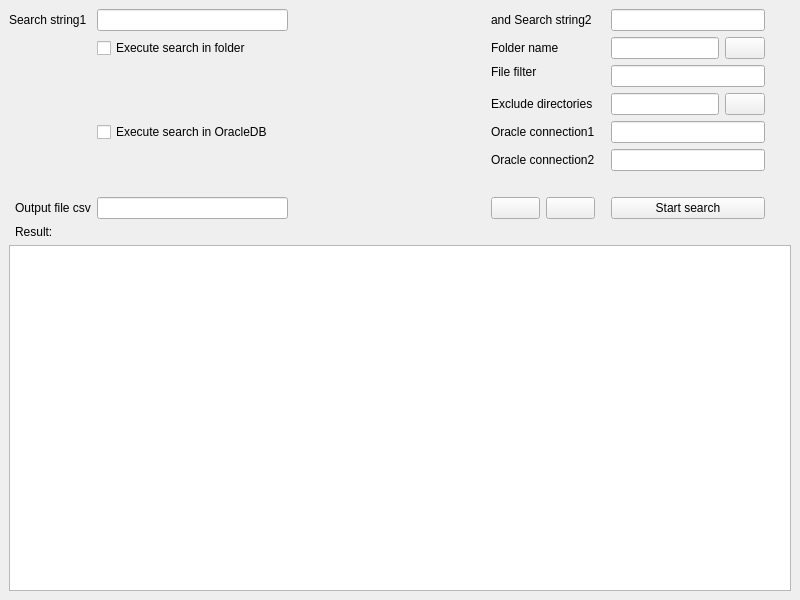
This is source/qtdesigner/ricerca_stringhe_ui.ui in MValaguz/MGrep as Qt 5 draws it before an edit. The edited form follows.
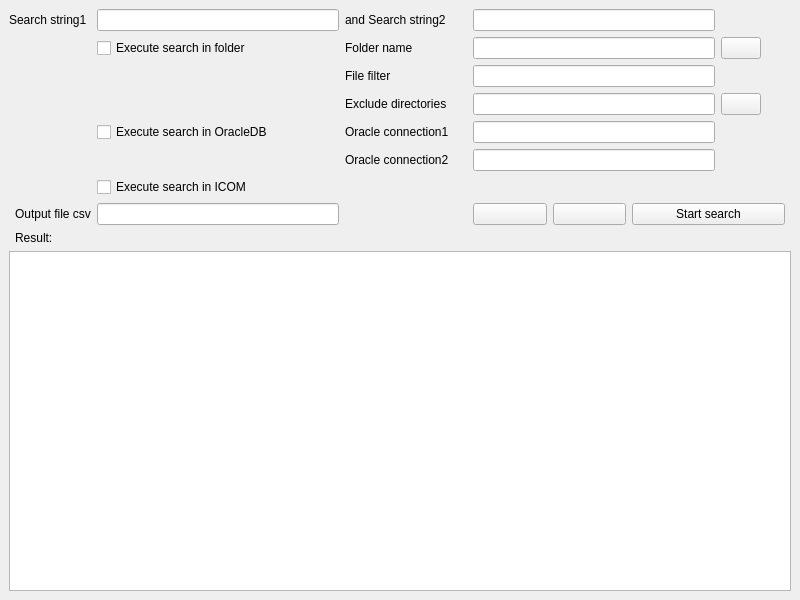
This is the edited form. Icons and pictures are not drawn.

```diff
--- a/source/qtdesigner/ricerca_stringhe_ui.ui
+++ b/source/qtdesigner/ricerca_stringhe_ui.ui
@@ -25,19 +25,50 @@
     </sizepolicy>
    </property>
    <layout class="QGridLayout" name="gridLayout">
-    <item row="5" column="7" colspan="3">
-     <widget class="QLineEdit" name="e_dboracle1"/>
+    <item row="0" column="7">
+     <widget class="QLineEdit" name="e_stringa2"/>
     </item>
-    <item row="6" column="7" colspan="3">
-     <widget class="QLineEdit" name="e_dboracle2"/>
+    <item row="2" column="3">
+     <widget class="QLabel" name="l_filter">
+      <property name="text">
+       <string>File filter</string>
+      </property>
+      <property name="buddy">
+       <cstring>e_filter</cstring>
+      </property>
+     </widget>
     </item>
-    <item row="1" column="7" colspan="2">
+    <item row="1" column="7">
      <widget class="QLineEdit" name="e_pathname"/>
     </item>
-    <item row="2" column="7" rowspan="2" colspan="3">
+    <item row="1" column="8">
+     <widget class="QPushButton" name="b_pathname">
+      <property name="text">
+       <string/>
+      </property>
+      <property name="icon">
+       <iconset resource="resource.qrc">
+        <normaloff>:/icons/icons/folder.gif</normaloff>:/icons/icons/folder.gif</iconset>
+      </property>
+     </widget>
+    </item>
+    <item row="1" column="3">
+     <widget class="QLabel" name="l_pathname">
+      <property name="text">
+       <string>Folder name</string>
+      </property>
+      <property name="buddy">
+       <cstring>e_pathname</cstring>
+      </property>
+     </widget>
+    </item>
+    <item row="2" column="7">
      <widget class="QLineEdit" name="e_filter"/>
     </item>
-    <item row="4" column="4" colspan="3">
+    <item row="4" column="7">
+     <widget class="QLineEdit" name="e_excludepath"/>
+    </item>
+    <item row="4" column="3">
      <widget class="QLabel" name="l_excludepath">
       <property name="text">
        <string>Exclude directories</string>
@@ -47,42 +78,7 @@
       </property>
      </widget>
     </item>
-    <item row="12" column="0" colspan="11">
-     <widget class="QListView" name="o_lst1">
-      <property name="editTriggers">
-       <set>QAbstractItemView::NoEditTriggers</set>
-      </property>
-     </widget>
-    </item>
-    <item row="1" column="9">
-     <widget class="QPushButton" name="b_pathname">
-      <property name="text">
-       <string/>
-      </property>
-      <property name="icon">
-       <iconset resource="resource.qrc">
-        <normaloff>:/icons/icons/folder.gif</normaloff>:/icons/icons/folder.gif</iconset>
-      </property>
-     </widget>
-    </item>
-    <item row="5" column="4" colspan="2">
-     <widget class="QLabel" name="l_dboracle1">
-      <property name="text">
-       <string>Oracle connection1</string>
-      </property>
-      <property name="buddy">
-       <cstring>e_dboracle1</cstring>
-      </property>
-     </widget>
-    </item>
-    <item row="1" column="2">
-     <widget class="QCheckBox" name="c_flsearch">
-      <property name="text">
-       <string>Execute search in folder</string>
-      </property>
-     </widget>
-    </item>
-    <item row="6" column="4" colspan="2">
+    <item row="6" column="3">
      <widget class="QLabel" name="l_dboracle2">
       <property name="text">
        <string>Oracle connection2</string>
@@ -92,87 +88,31 @@
       </property>
      </widget>
     </item>
-    <item row="7" column="3">
-     <spacer name="horizontalSpacer">
-      <property name="orientation">
-       <enum>Qt::Horizontal</enum>
-      </property>
-      <property name="sizeHint" stdset="0">
-       <size>
-        <width>40</width>
-        <height>20</height>
-       </size>
-      </property>
-     </spacer>
-    </item>
-    <item row="4" column="7" colspan="2">
-     <widget class="QLineEdit" name="e_excludepath"/>
-    </item>
-    <item row="10" column="4">
-     <widget class="QPushButton" name="b_save_pref">
-      <property name="toolTip">
-       <string>&lt;html&gt;&lt;head/&gt;&lt;body&gt;&lt;p&gt;Save the search data in order to be retrieved at the next start of SmiGrep&lt;/p&gt;&lt;/body&gt;&lt;/html&gt;</string>
-      </property>
+    <item row="5" column="3">
+     <widget class="QLabel" name="l_dboracle1">
       <property name="text">
-       <string/>
+       <string>Oracle connection1</string>
       </property>
-      <property name="icon">
-       <iconset resource="resource.qrc">
-        <normaloff>:/icons/icons/disk.gif</normaloff>:/icons/icons/disk.gif</iconset>
+      <property name="buddy">
+       <cstring>e_dboracle1</cstring>
       </property>
      </widget>
     </item>
-    <item row="10" column="5">
-     <widget class="QPushButton" name="b_add_line">
-      <property name="toolTip">
-       <string>&lt;html&gt;&lt;head/&gt;&lt;body&gt;&lt;p&gt;Add the selected line to 'My favorites files&lt;/p&gt;&lt;/body&gt;&lt;/html&gt;</string>
-      </property>
+    <item row="4" column="8">
+     <widget class="QPushButton" name="b_excludepath">
       <property name="text">
        <string/>
       </property>
       <property name="icon">
        <iconset resource="resource.qrc">
-        <normaloff>:/icons/icons/add.gif</normaloff>:/icons/icons/add.gif</iconset>
+        <normaloff>:/icons/icons/folder.gif</normaloff>:/icons/icons/folder.gif</iconset>
       </property>
      </widget>
     </item>
-    <item row="1" column="10">
-     <spacer name="horizontalSpacer_3">
-      <property name="orientation">
-       <enum>Qt::Horizontal</enum>
-      </property>
-      <property name="sizeType">
-       <enum>QSizePolicy::Fixed</enum>
-      </property>
-      <property name="sizeHint" stdset="0">
-       <size>
-        <width>20</width>
-        <height>20</height>
-       </size>
-      </property>
-     </spacer>
+    <item row="5" column="7">
+     <widget class="QLineEdit" name="e_dboracle1"/>
     </item>
-    <item row="10" column="7" colspan="3">
-     <widget class="QPushButton" name="b_search">
-      <property name="toolTip">
-       <string/>
-      </property>
-      <property name="statusTip">
-       <string/>
-      </property>
-      <property name="whatsThis">
-       <string/>
-      </property>
-      <property name="text">
-       <string>Start search</string>
-      </property>
-      <property name="icon">
-       <iconset resource="resource.qrc">
-        <normaloff>:/icons/icons/go.gif</normaloff>:/icons/icons/go.gif</iconset>
-      </property>
-     </widget>
-    </item>
-    <item row="0" column="4" colspan="3">
+    <item row="0" column="3">
      <widget class="QLabel" name="l_stringa2">
       <property name="text">
        <string>and Search string2</string>
@@ -182,37 +122,20 @@
       </property>
      </widget>
     </item>
-    <item row="2" column="4">
-     <widget class="QLabel" name="l_filter">
-      <property name="text">
-       <string>File filter</string>
-      </property>
-      <property name="buddy">
-       <cstring>e_filter</cstring>
-      </property>
-     </widget>
+    <item row="0" column="2">
+     <widget class="QLineEdit" name="e_stringa1"/>
     </item>
-    <item row="5" column="2">
-     <widget class="QCheckBox" name="c_dbsearch">
-      <property name="text">
-       <string>Execute search in OracleDB</string>
+    <item row="9" column="2">
+     <widget class="QCheckBox" name="c_icomsearch">
+      <property name="toolTip">
+       <string>&lt;html&gt;&lt;head/&gt;&lt;body&gt;&lt;p&gt;Execute search in ICOM sources&lt;/p&gt;&lt;/body&gt;&lt;/html&gt;</string>
       </property>
-     </widget>
-    </item>
-    <item row="10" column="2">
-     <widget class="QLineEdit" name="e_outputfile"/>
-    </item>
-    <item row="1" column="4" colspan="2">
-     <widget class="QLabel" name="l_pathname">
       <property name="text">
-       <string>Folder name</string>
+       <string>Execute search in ICOM</string>
       </property>
-      <property name="buddy">
-       <cstring>e_pathname</cstring>
-      </property>
      </widget>
     </item>
-    <item row="10" column="1">
+    <item row="12" column="1">
      <widget class="QLabel" name="l_outputfile">
       <property name="text">
        <string>Output file csv</string>
@@ -232,30 +155,99 @@
       </property>
      </widget>
     </item>
-    <item row="0" column="2">
-     <widget class="QLineEdit" name="e_stringa1"/>
+    <item row="6" column="7">
+     <widget class="QLineEdit" name="e_dboracle2"/>
     </item>
-    <item row="4" column="9">
-     <widget class="QPushButton" name="b_excludepath">
-      <property name="text">
-       <string/>
-      </property>
-      <property name="icon">
-       <iconset resource="resource.qrc">
-        <normaloff>:/icons/icons/folder.gif</normaloff>:/icons/icons/folder.gif</iconset>
-      </property>
-     </widget>
-    </item>
-    <item row="0" column="7" colspan="3">
-     <widget class="QLineEdit" name="e_stringa2"/>
-    </item>
-    <item row="11" column="1">
+    <item row="13" column="1">
      <widget class="QLabel" name="l_risultati">
       <property name="text">
        <string>Result:</string>
       </property>
      </widget>
     </item>
+    <item row="14" column="0" colspan="14">
+     <widget class="QListView" name="o_lst1">
+      <property name="editTriggers">
+       <set>QAbstractItemView::NoEditTriggers</set>
+      </property>
+     </widget>
+    </item>
+    <item row="1" column="2">
+     <widget class="QCheckBox" name="c_flsearch">
+      <property name="text">
+       <string>Execute search in folder</string>
+      </property>
+     </widget>
+    </item>
+    <item row="12" column="2">
+     <widget class="QLineEdit" name="e_outputfile"/>
+    </item>
+    <item row="5" column="2">
+     <widget class="QCheckBox" name="c_dbsearch">
+      <property name="text">
+       <string>Execute search in OracleDB</string>
+      </property>
+     </widget>
+    </item>
+    <item row="12" column="7" colspan="6">
+     <layout class="QHBoxLayout" name="horizontalLayout">
+      <property name="sizeConstraint">
+       <enum>QLayout::SetNoConstraint</enum>
+      </property>
+      <item>
+       <layout class="QHBoxLayout" name="horizontalLayout_2">
+        <item>
+         <widget class="QPushButton" name="b_save_pref">
+          <property name="toolTip">
+           <string>&lt;html&gt;&lt;head/&gt;&lt;body&gt;&lt;p&gt;Save the search data in order to be retrieved at the next start of SmiGrep&lt;/p&gt;&lt;/body&gt;&lt;/html&gt;</string>
+          </property>
+          <property name="text">
+           <string/>
+          </property>
+          <property name="icon">
+           <iconset resource="resource.qrc">
+            <normaloff>:/icons/icons/disk.gif</normaloff>:/icons/icons/disk.gif</iconset>
+          </property>
+         </widget>
+        </item>
+        <item>
+         <widget class="QPushButton" name="b_add_line">
+          <property name="toolTip">
+           <string>&lt;html&gt;&lt;head/&gt;&lt;body&gt;&lt;p&gt;Add the selected line to 'My favorites files&lt;/p&gt;&lt;/body&gt;&lt;/html&gt;</string>
+          </property>
+          <property name="text">
+           <string/>
+          </property>
+          <property name="icon">
+           <iconset resource="resource.qrc">
+            <normaloff>:/icons/icons/add.gif</normaloff>:/icons/icons/add.gif</iconset>
+          </property>
+         </widget>
+        </item>
+       </layout>
+      </item>
+      <item>
+       <widget class="QPushButton" name="b_search">
+        <property name="toolTip">
+         <string/>
+        </property>
+        <property name="statusTip">
+         <string/>
+        </property>
+        <property name="whatsThis">
+         <string/>
+        </property>
+        <property name="text">
+         <string>Start search</string>
+        </property>
+        <property name="icon">
+         <iconset resource="resource.qrc">
+          <normaloff>:/icons/icons/go.gif</normaloff>:/icons/icons/go.gif</iconset>
+        </property>
+       </widget>
+      </item>
+     </layout>
+    </item>
    </layout>
   </widget>
  </widget>
```
Left out of the diff: 11 changed lines with no effect on the pictures.
